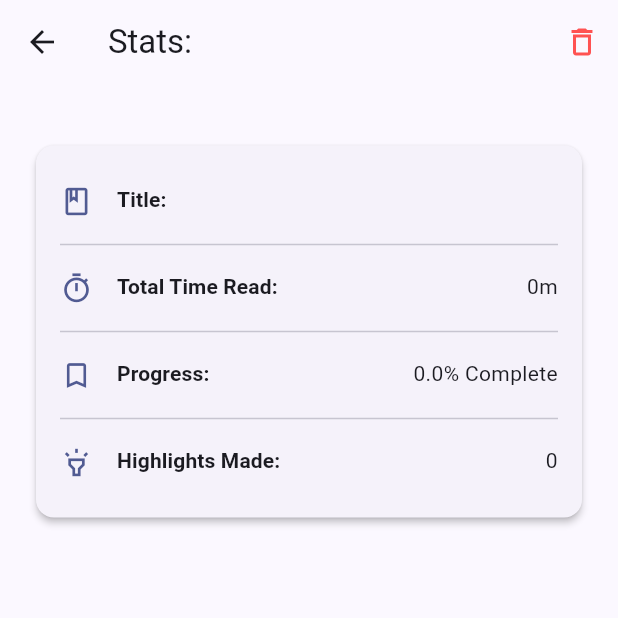
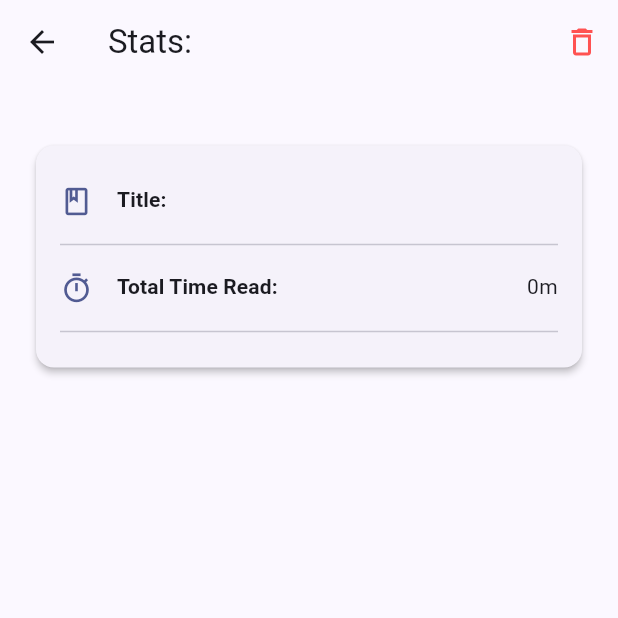
Before and after one commit to Daksh256/E_BookReader, a Flutter app: the StatsScreen screen opened directly with empty values, on a phone screen of 412 x 824 dp, the top half of it. Run offline on Flutter 3.47's test engine with Material 3 defaults, Android fonts, the light colour scheme and no system bars; our stand-ins replace file_picker, shared_preferences, sqflite; missing offline and left inert: vocsy_epub_viewer; accounts and stored records are empty.

Commit message:
minor ui Change

```diff
--- a/lib/main.dart
+++ b/lib/main.dart
@@ -752,12 +752,6 @@ class StatsScreen extends StatelessWidget {
                     const Divider(),
                     _buildStatRow(context, Icons.timer_outlined, 'Total Time Read', _formatDurationLocal(Duration(seconds: book.totalReadingTime))),
                     const Divider(),
-                    _buildStatRow(context, Icons.bookmark_border, 'Progress', '${percentageComplete.toStringAsFixed(1)}% Complete'),
-                    if (timeLeft != null) const Divider(),
-                    if (timeLeft != null) _buildStatRow(context, Icons.hourglass_bottom_outlined, 'Est. Time Left', _formatDurationLocal(timeLeft)),
-                    const Divider(),
-                    _buildStatRow(context, Icons.highlight_outlined, 'Highlights Made', highlightCount.toString()), // Use getter count
-
                   ],
                 ),
               ),
```
